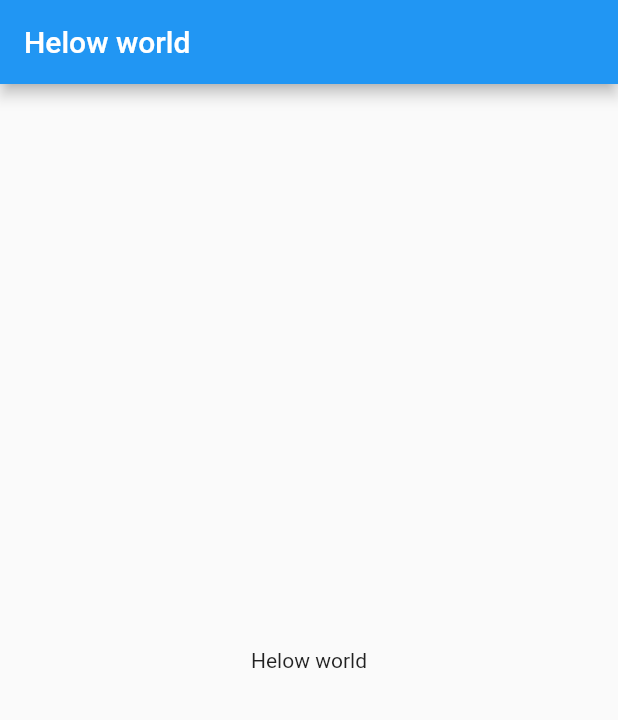
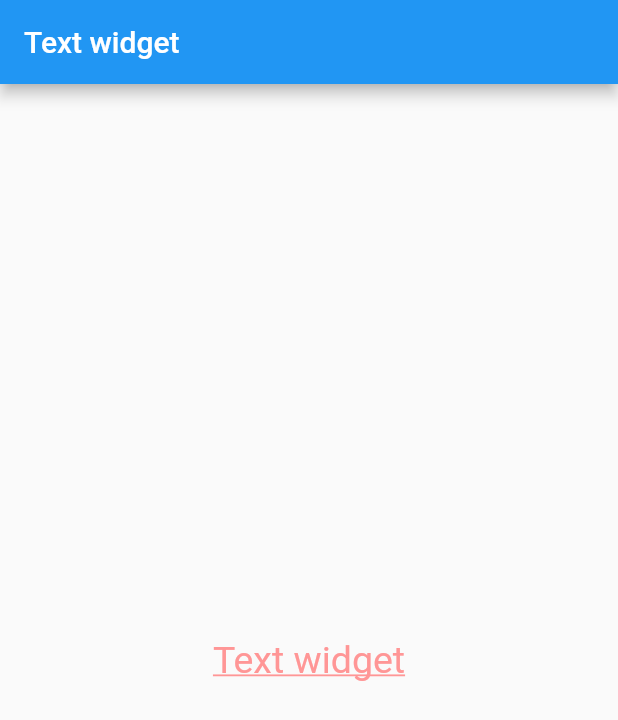
Before and after one commit to yunaichun/flutter_study, a Flutter app: the screen it shows after launch, on a phone screen of 412 x 824 dp. Shown: the top 720 px of the screen. Run offline on Flutter 3.47's test engine with Material 2 defaults, Android fonts, the phone set to English and light mode, and no system bars.

Commit message:
02 - Text widget

```diff
--- /dev/null
+++ b/lib/02/TextWidget.dart
@@ -0,0 +1,37 @@
+import 'package:flutter/material.dart';
+
+void main() => runApp(MyApp());
+
+class MyApp extends StatelessWidget {
+  @override
+  Widget build(BuildContext context) {
+    return MaterialApp(
+      title: 'Text widget',
+      home: Scaffold(
+        appBar: AppBar(
+          title: Text('Text widget'),
+        ),
+        body: Center(
+          child: Text(
+            'Text widget',
+            // 对齐方式
+            textAlign: TextAlign.left,
+            // 超出省略号 + 最多一行
+            overflow: TextOverflow.ellipsis,
+            maxLines: 1,
+            // 文本样式
+            style: TextStyle(
+              // 字体大写
+              fontSize: 25.0,
+              // 颜色
+              color: Color.fromARGB(255, 255, 150, 150),
+              // 下划线颜色 + 实线
+              decoration: TextDecoration.underline,
+              decorationStyle: TextDecorationStyle.solid,
+            ),
+          ),
+        ),
+      ),
+    );
+  }
+}
--- a/lib/main.dart
+++ b/lib/main.dart
@@ -1,4 +1,5 @@
 import 'package:flutter/material.dart';
-import '01/index.dart';
+// import '01/HellowWorld.dart';
+import '02/TextWidget.dart';
 
 void main() => runApp(MyApp());
```
Also changed, not shown: lib/01/HellowWorld.dart (renamed from lib/01/index.dart), 1 other file.
